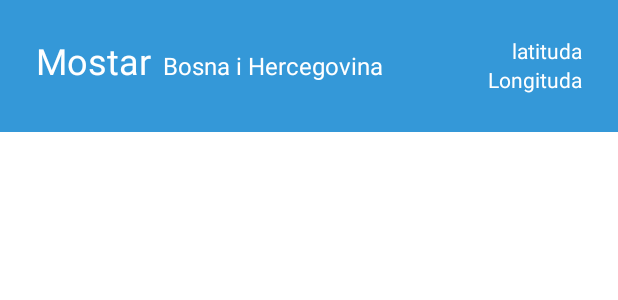
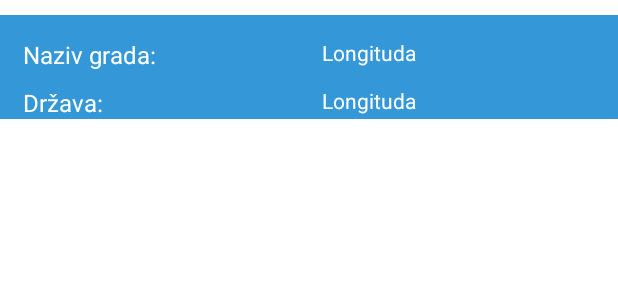
Before and after one commit to kerimnuhanovic/SalesmanProblemProject2, an Android app: the layout grad_item.xml on its own in the app's theme, with its tools: preview values and no code run, on a phone screen of 412 x 824 dp. Shown: the top 300 px of the screen. Run offline under Robolectric (Android 15) with nearby library versions, the phone set to English and light mode, and no system bars.

```diff
--- a/app/build.gradle
+++ b/app/build.gradle
@@ -76,6 +76,8 @@ dependencies {
     implementation "org.jetbrains.kotlin:kotlin-stdlib-jdk7:1.3.72"
     api "org.jetbrains.kotlinx:kotlinx-coroutines-core:1.3.5"
     api "org.jetbrains.kotlinx:kotlinx-coroutines-android:1.3.5"
+    //Side meni
+    implementation 'com.google.android.material:material:1.2.0-alpha04'
 
 
 }
--- a/app/src/main/java/com/example/salesmanproblemproject/GradAdapter.kt
+++ b/app/src/main/java/com/example/salesmanproblemproject/GradAdapter.kt
@@ -28,6 +28,7 @@ class GradAdapter: RecyclerView.Adapter<GradAdapter.GradViewHolder>() {
         holder.latituda.text = trenutniGrad.latituda.toString()
         holder.longituda.text = trenutniGrad.longituda.toString()
 
+
     }
 
     override fun getItemCount(): Int {
@@ -37,7 +38,7 @@ class GradAdapter: RecyclerView.Adapter<GradAdapter.GradViewHolder>() {
     class GradViewHolder(itemView: View) : RecyclerView.ViewHolder(itemView) {
         var grad:TextView=itemView.findViewById(R.id.Grad)
         var drzava:TextView=itemView.findViewById(R.id.Drzava)/**/
-        var latituda:TextView = itemView.findViewById(R.id.latituda)
+        var latituda:TextView = itemView.findViewById(R.id.lantituda)
 
         var longituda:TextView = itemView.findViewById(R.id.longituda)
 
--- a/app/src/main/res/layout/grad_item.xml
+++ b/app/src/main/res/layout/grad_item.xml
@@ -4,57 +4,95 @@
     xmlns:tools="http://schemas.android.com/tools"
     android:layout_width="match_parent"
     android:layout_height="wrap_content"
-    android:background="@color/plava"
-    android:padding="24dp">
+    android:layout_marginTop="10dp"
+    android:background="@color/plava">
+
+    <TextView
+        android:id="@+id/textView2"
+        android:layout_width="wrap_content"
+        android:layout_height="wrap_content"
+        android:layout_marginStart="15dp"
+        android:layout_marginTop="15dp"
+        android:text="@string/naziv_grada"
+        android:textSize="16sp"
+        app:layout_constraintStart_toStartOf="parent"
+        app:layout_constraintTop_toTopOf="parent"
+        android:textColor="@color/white"/>
+
+    <TextView
+        android:id="@+id/textView3"
+        android:layout_width="wrap_content"
+        android:layout_height="wrap_content"
+        android:layout_marginStart="15dp"
+        android:layout_marginTop="10dp"
+        android:text="@string/dr_ava"
+        android:textSize="16sp"
+        app:layout_constraintStart_toStartOf="parent"
+        app:layout_constraintTop_toBottomOf="@+id/textView2"
+        android:textColor="@color/white"/>
 
     <TextView
         android:id="@+id/Grad"
-        android:layout_width="wrap_content"
-        android:layout_height="40dp"
-        android:text="Mostar"
-        android:textColor="@color/white"
-        android:textSize="24dp"
-        app:layout_constraintStart_toStartOf="parent"
+        android:layout_width="100dp"
+        android:layout_height="wrap_content"
+        android:layout_marginStart="5dp"
+        android:layout_marginTop="15dp"
+        android:textSize="16sp"
+        app:layout_constraintStart_toEndOf="@+id/textView2"
         app:layout_constraintTop_toTopOf="parent"
+        android:textColor="@color/white"/>
 
-        />
     <TextView
         android:id="@+id/Drzava"
-        android:layout_width="wrap_content"
-        android:layout_height="40dp"
-        android:text="Bosna i Hercegovina"
-        android:textColor="@color/white"
+        android:layout_width="100dp"
+        android:layout_height="wrap_content"
+        android:layout_marginTop="12dp"
+        app:layout_constraintStart_toEndOf="@+id/textView2"
+        app:layout_constraintTop_toBottomOf="@+id/Grad"
+        android:textColor="@color/white"/>
+
+    <TextView
+        android:id="@+id/textView4"
+        android:layout_width="68dp"
+        android:layout_height="20dp"
+        android:layout_marginStart="5dp"
+        android:layout_marginTop="15dp"
+        android:text="@string/lantituda"
         app:layout_constraintStart_toEndOf="@+id/Grad"
-        android:textSize="16dp"
-        android:gravity="center_vertical"
-        android:layout_marginLeft="8dp"
-        tools:ignore="MissingConstraints" />
+        app:layout_constraintTop_toTopOf="parent"
+        android:textColor="@color/white"/>
+
     <TextView
-        android:id="@+id/latituda"
+        android:id="@+id/textView5"
         android:layout_width="wrap_content"
         android:layout_height="wrap_content"
-        android:text="latituda"
-        android:textColor="@color/white"
+        android:layout_marginStart="5dp"
+        android:text="@string/longituda"
+        android:layout_marginTop="12dp"
+        app:layout_constraintStart_toEndOf="@+id/Grad"
+        app:layout_constraintTop_toBottomOf="@+id/textView4"
+        android:textColor="@color/white"/>
+
+    <TextView
+        android:id="@+id/lantituda"
+        android:layout_width="wrap_content"
+        android:layout_height="wrap_content"
+        android:layout_marginStart="5dp"
+        android:layout_marginTop="15dp"
+        app:layout_constraintStart_toEndOf="@+id/textView4"
         app:layout_constraintTop_toTopOf="parent"
-        app:layout_constraintEnd_toEndOf="parent"/>
+        android:textColor="@color/white"/>
+
     <TextView
         android:id="@+id/longituda"
         android:layout_width="wrap_content"
         android:layout_height="wrap_content"
-        android:text="Longituda"
+        android:layout_marginStart="8dp"
+        android:layout_marginTop="32dp"
+        app:layout_constraintStart_toEndOf="@+id/textView4"
+        app:layout_constraintTop_toTopOf="@id/lantituda"
         android:textColor="@color/white"
-        app:layout_constraintEnd_toEndOf="parent"
-        app:layout_constraintTop_toBottomOf="@+id/latituda"/>
+        />
 
-    <!--
-    <TextView
-        android:id="@+id/breakline"
-        android:layout_width="wrap_content"
-        android:layout_height="wrap_content"
-        android:text="@string/breakline"
-        app:layout_constraintEnd_toEndOf="parent"
-        app:layout_constraintStart_toStartOf="parent"
-        android:layout_marginTop="15dp"
-        app:layout_constraintTop_toBottomOf="@+id/textView3"
-        android:background="@color/white"/>-->
+
 </androidx.constraintlayout.widget.ConstraintLayout>
--- a/app/src/main/res/values/strings.xml
+++ b/app/src/main/res/values/strings.xml
@@ -8,4 +8,8 @@
     <string name="breakline">--------------------------------------------------------------------------------------------------</string>
     <string name="dodaj_grad">Dodaj grad</string>
     <string name="grad">Grad:</string>
+    <string name="longituda">Longituda</string>
+    <string name="lantituda">Longituda</string>
+    <string name="open">Open</string>
+    <string name="close">Close</string>
 </resources>
```
Also changed, not shown: app/src/main/java/com/example/salesmanproblemproject/ListaGradovaFragment.kt (+24 -1 lines), app/src/main/res/layout/fragment_lista_gradova.xml (+24 -11 lines), app/src/main/res/layout/sadrzaj_headera.xml (added, +10 -0 lines), app/src/main/res/menu/nav_header_menu.xml (added, +19 -0 lines), 1 other file.
